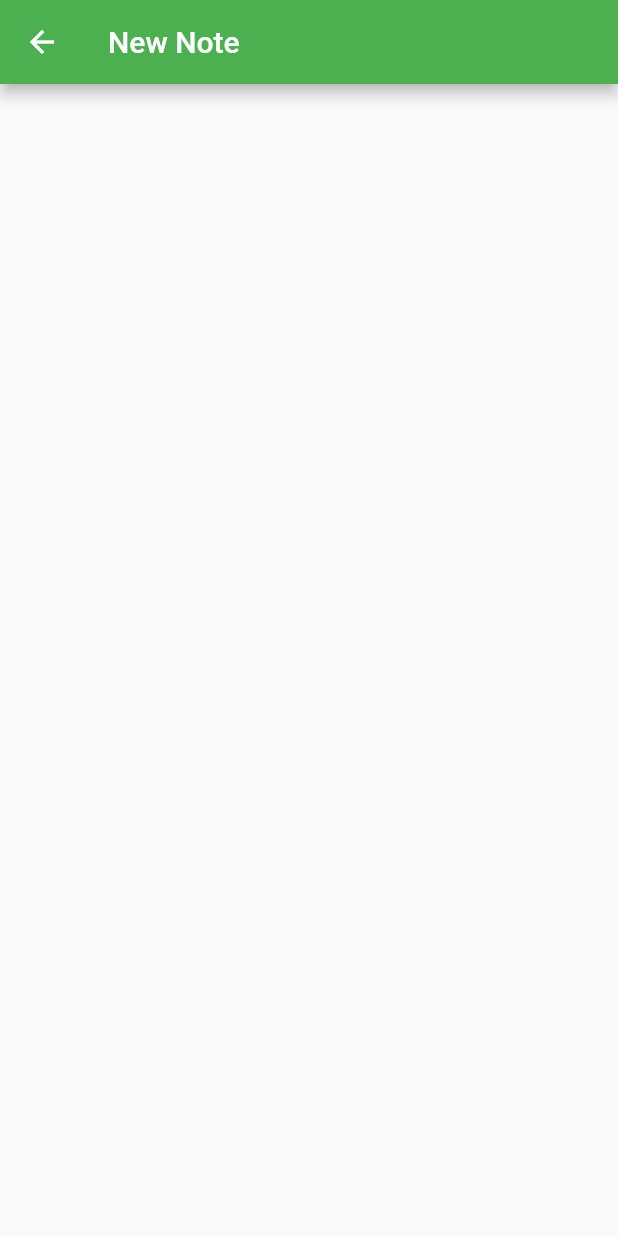
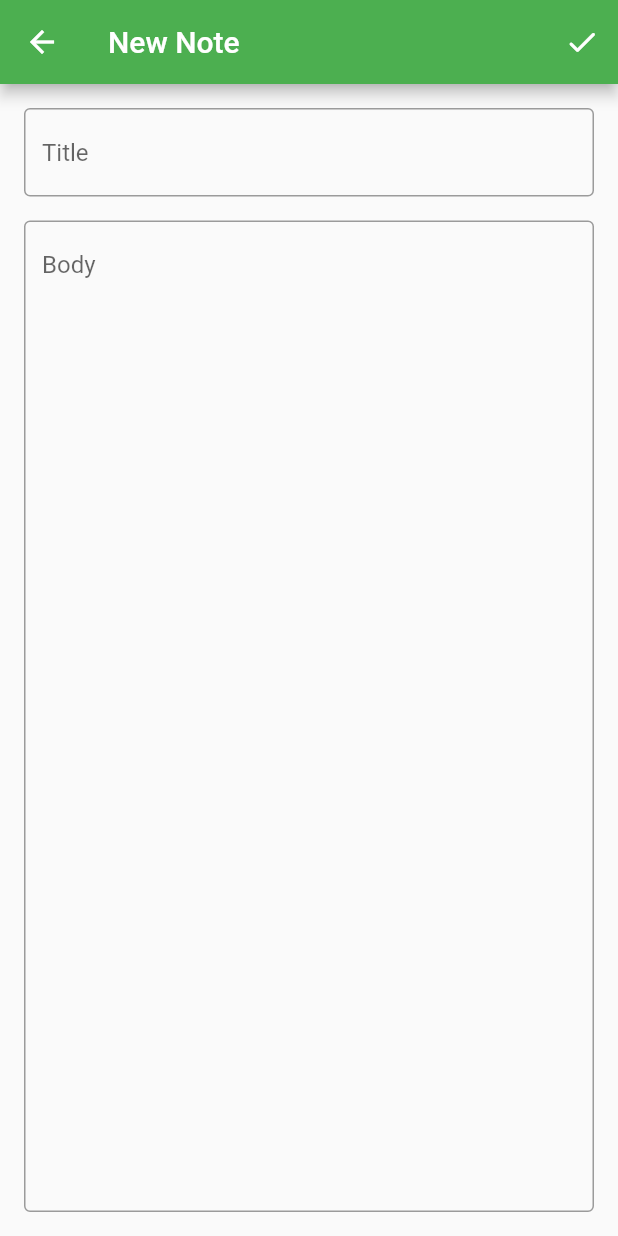
Before and after one commit to singaltanmay/flutter-notes, a Flutter app: the NewNote screen opened directly, on a phone screen of 412 x 824 dp. Run offline on Flutter 3.47's test engine with Material 2 defaults, Android fonts, the phone set to English and light mode, and no system bars.

Commit message:
Form to create new note

```diff
--- a/app/lib/main.dart
+++ b/app/lib/main.dart
@@ -17,7 +17,7 @@ class MyApp extends StatelessWidget {
       theme: ThemeData(
         primarySwatch: Colors.green,
       ),
-      home: const MyHomePage(),
+      home: const NewNote(),
     );
   }
 }
--- a/app/lib/new_note.dart
+++ b/app/lib/new_note.dart
@@ -8,12 +8,49 @@ class NewNote extends StatefulWidget {
 }
 
 class _NewNoteState extends State<NewNote> {
+
+  void postNewNote() {
+    // TODO implement posting note to the server
+    print('New Note Saved!');
+  }
+
   @override
   Widget build(BuildContext context) {
     return Scaffold(
-        appBar: AppBar(
-          title: const Text("New Note"),
+      appBar: AppBar(
+        title: const Text("New Note"),
+        actions: [
+          IconButton(
+            icon: const Icon(Icons.done_rounded), onPressed: postNewNote,
+          ),
+        ],
+      ),
+      body: Container(
+        padding: EdgeInsets.all(16),
+        child: Column(
+          mainAxisAlignment: MainAxisAlignment.spaceBetween,
+          children: [
+            TextFormField(
+              decoration: const InputDecoration(
+                border: OutlineInputBorder(),
+                hintText: 'Title',
+              ),
+            ),
+            const SizedBox(
+              height: 16,
+            ),
+            Expanded(
+              child: TextFormField(
+                maxLines: 1000,
+                decoration: const InputDecoration(
+                  border: OutlineInputBorder(),
+                  hintText: 'Body',
+                ),
+              ),
+            ),
+          ],
         ),
-        body: Column());
+      ),
+    );
   }
 }
```
